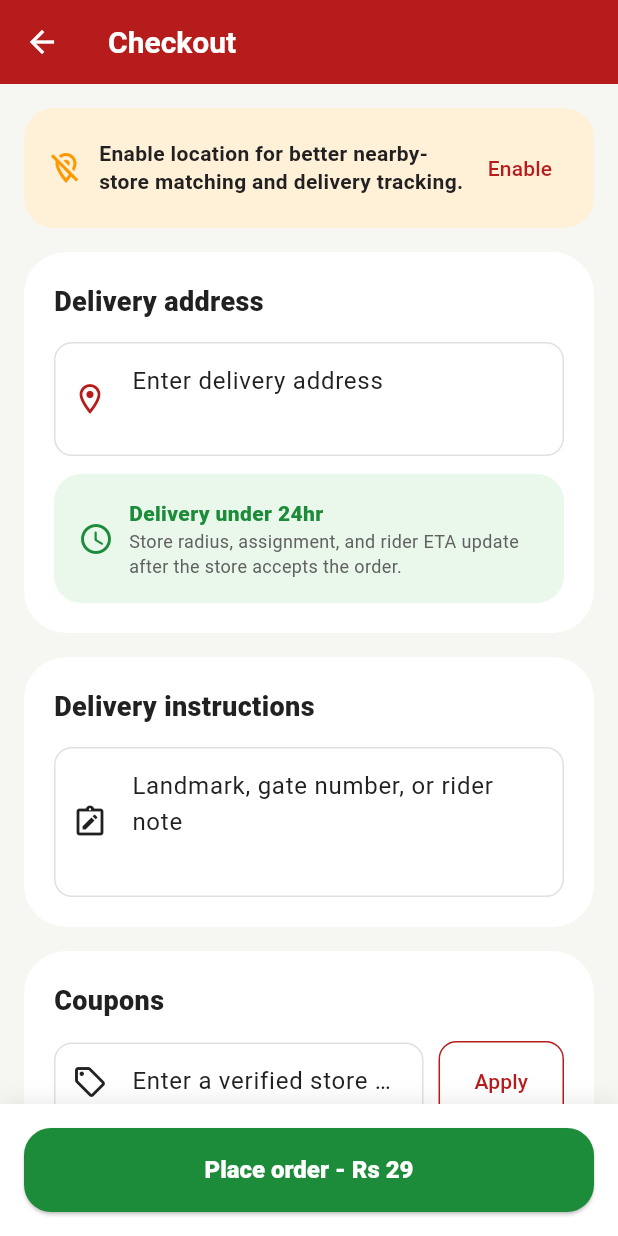
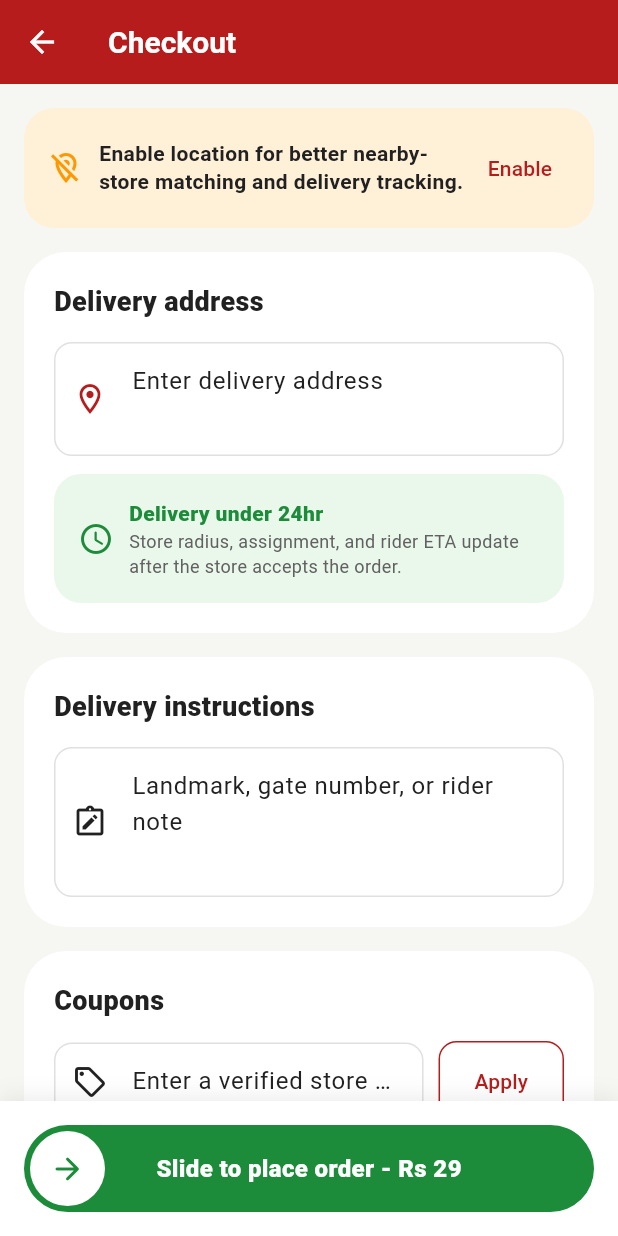
Before and after one commit to AustinKarasu/ZyroMart, a Flutter app: the CheckoutScreen screen opened directly, on a phone screen of 412 x 824 dp. Run offline on Flutter 3.47's test engine with Material 3 defaults, Android fonts, the phone set to English and light mode, and no system bars; our stand-ins replace cached_network_image, flutter_map, geolocator, latlong2, local_auth, shared_preferences and 1 more; accounts and stored records are empty; network calls fail; statements that could not run were skipped.

Commit message:
fix: ship production ux and error hardening for v1.4.17

```diff
--- a/lib/screens/admin/admin_preferences_screen.dart
+++ b/lib/screens/admin/admin_preferences_screen.dart
@@ -2,6 +2,7 @@ import 'package:flutter/material.dart';
 import 'package:provider/provider.dart';
 
 import '../../services/admin_auth_service.dart';
+import '../../services/error_message_service.dart';
 import '../../services/operator_preferences_service.dart';
 import '../../theme/app_theme.dart';
 
@@ -182,7 +183,7 @@ class _AdminPreferencesScreenState extends State<AdminPreferencesScreen> {
                       ScaffoldMessenger.of(context).showSnackBar(
                         SnackBar(
                           content: Text(
-                            error.toString().replaceFirst('Bad state: ', ''),
+                            ErrorMessageService.from(error, fallback: 'Could not save admin preferences right now.'),
                           ),
                           backgroundColor: AppTheme.primaryRed,
                         ),
--- a/lib/screens/customer/checkout_screen.dart
+++ b/lib/screens/customer/checkout_screen.dart
@@ -5,10 +5,12 @@ import 'package:provider/provider.dart';
 import '../../models/order.dart';
 import '../../services/auth_service.dart';
 import '../../services/cart_service.dart';
+import '../../services/error_message_service.dart';
 import '../../services/location_service.dart';
 import '../../services/order_service.dart';
 import '../../services/payment_gateway_service.dart';
 import '../../theme/app_theme.dart';
+import '../../widgets/slide_to_confirm_button.dart';
 import 'order_tracking_screen.dart';
 
 class CheckoutScreen extends StatefulWidget {
@@ -295,33 +297,12 @@ class _CheckoutScreenState extends State<CheckoutScreen> {
             ),
           ],
         ),
-        child: SizedBox(
-          height: 56,
-          child: ElevatedButton(
-            onPressed: _isPlacing ? null : () => _placeOrder(context),
-            style: ElevatedButton.styleFrom(
-              backgroundColor: const Color(0xFF1D8C3A),
-              shape: RoundedRectangleBorder(
-                borderRadius: BorderRadius.circular(18),
-              ),
-            ),
-            child: _isPlacing
-                ? const SizedBox(
-                    width: 24,
-                    height: 24,
-                    child: CircularProgressIndicator(
-                      color: Colors.white,
-                      strokeWidth: 2,
-                    ),
-                  )
-                : Text(
-                    'Place order - Rs ${cart.grandTotal.toInt()}',
-                    style: const TextStyle(
-                      fontSize: 16,
-                      fontWeight: FontWeight.w800,
-                    ),
-                  ),
-          ),
+        child: SlideToConfirmButton(
+          label: _isPlacing
+              ? 'Processing order...'
+              : 'Slide to place order - Rs ${cart.grandTotal.toInt()}',
+          onConfirmed: () => _isPlacing ? Future.value() : _placeOrder(context),
+          backgroundColor: const Color(0xFF1D8C3A),
         ),
       ),
     );
@@ -577,7 +558,7 @@ class _CheckoutScreenState extends State<CheckoutScreen> {
       if (mounted) {
         messenger.showSnackBar(
           SnackBar(
-            content: Text(error.toString().replaceFirst('Bad state: ', '')),
+            content: Text(ErrorMessageService.from(error, fallback: 'Could not place the order right now. Please try again.')),
           ),
         );
       }
--- a/lib/screens/customer/customer_account_tools_screen.dart
+++ b/lib/screens/customer/customer_account_tools_screen.dart
@@ -12,6 +12,7 @@ import '../../services/app_preferences_service.dart';
 import '../../services/app_telemetry_service.dart';
 import '../../services/auth_service.dart';
 import '../../services/catalog_service.dart';
+import '../../services/error_message_service.dart';
 import '../../services/order_service.dart';
 import '../../services/payment_gateway_service.dart';
 import '../../services/supabase_service.dart';
@@ -312,7 +313,7 @@ class _WishlistScreenState extends State<WishlistScreen> {
       if (!mounted) return;
       ScaffoldMessenger.of(context).showSnackBar(
         SnackBar(
-          content: Text(error.toString().replaceFirst('Bad state: ', '')),
+          content: Text(ErrorMessageService.from(error, fallback: 'Could not save these settings right now.')),
           backgroundColor: AppTheme.primaryRed,
         ),
       );
@@ -482,7 +483,7 @@ class _PaymentMethodsScreenState extends State<PaymentMethodsScreen> {
       if (!mounted) return;
       ScaffoldMessenger.of(context).showSnackBar(
         SnackBar(
-          content: Text(error.toString().replaceFirst('Bad state: ', '')),
+          content: Text(ErrorMessageService.from(error, fallback: 'Could not save these settings right now.')),
           backgroundColor: AppTheme.primaryRed,
         ),
       );
--- a/lib/screens/customer/restock_subscriptions_screen.dart
+++ b/lib/screens/customer/restock_subscriptions_screen.dart
@@ -3,6 +3,7 @@ import 'package:provider/provider.dart';
 
 import '../../models/product.dart';
 import '../../services/catalog_service.dart';
+import '../../services/error_message_service.dart';
 import '../../services/supabase_service.dart';
 import '../../theme/app_theme.dart';
 
@@ -76,8 +77,7 @@ class _RestockSubscriptionsScreenState
         }
         _usingAccountStateFallback = true;
       } else {
-        _errorMessage =
-            'Could not load live restock subscriptions. ${error.toString()}';
+        _errorMessage = ErrorMessageService.from(error, fallback: 'Could not load live restock subscriptions right now. Please try again.');
       }
     }
 
--- a/lib/screens/delivery/delivery_settings_tools_screen.dart
+++ b/lib/screens/delivery/delivery_settings_tools_screen.dart
@@ -1,6 +1,7 @@
 import 'package:flutter/material.dart';
 
 import '../../services/operator_preferences_service.dart';
+import '../../services/error_message_service.dart';
 import '../../theme/app_theme.dart';
 
 class DeliveryOperationsPreferencesScreen extends StatefulWidget {
@@ -167,7 +168,7 @@ class _DeliveryOperationsPreferencesScreenState
                       ScaffoldMessenger.of(context).showSnackBar(
                         SnackBar(
                           content: Text(
-                            error.toString().replaceFirst('Bad state: ', ''),
+                            ErrorMessageService.from(error, fallback: 'Could not save delivery preferences right now.'),
                           ),
                           backgroundColor: AppTheme.primaryRed,
                         ),
--- a/lib/screens/store_owner/store_settings_tools_screen.dart
+++ b/lib/screens/store_owner/store_settings_tools_screen.dart
@@ -1,6 +1,7 @@
 import 'package:flutter/material.dart';
 
 import '../../services/operator_preferences_service.dart';
+import '../../services/error_message_service.dart';
 import '../../theme/app_theme.dart';
 
 class StoreOperationsPreferencesScreen extends StatefulWidget {
@@ -148,7 +149,7 @@ class _StoreOperationsPreferencesScreenState
                       ScaffoldMessenger.of(context).showSnackBar(
                         SnackBar(
                           content: Text(
-                            error.toString().replaceFirst('Bad state: ', ''),
+                            ErrorMessageService.from(error, fallback: 'Could not save store preferences right now.'),
                           ),
                           backgroundColor: AppTheme.primaryRed,
                         ),
--- a/lib/services/admin_service.dart
+++ b/lib/services/admin_service.dart
@@ -1,5 +1,6 @@
 import 'package:flutter/material.dart';
 
+import 'error_message_service.dart';
 import 'supabase_service.dart';
 
 class AdminDashboardSnapshot {
@@ -134,7 +135,7 @@ class AdminService extends ChangeNotifier {
         orderStatusCounts: _buildStatusCounts(orders),
       );
     } catch (error) {
-      _errorMessage = 'Could not load admin dashboard. ${error.toString()}';
+      _errorMessage = ErrorMessageService.from(error, fallback: 'Could not load the admin dashboard right now. Please try again.');
     } finally {
       _isLoading = false;
       notifyListeners();
--- /dev/null
+++ b/lib/widgets/slide_to_confirm_button.dart
@@ -0,0 +1,127 @@
+import 'dart:async';
+
+import 'package:flutter/material.dart';
+
+class SlideToConfirmButton extends StatefulWidget {
+  const SlideToConfirmButton({
+    super.key,
+    required this.label,
+    required this.onConfirmed,
+    this.backgroundColor = const Color(0xFF1D8C3A),
+    this.thumbColor = Colors.white,
+    this.icon = Icons.arrow_forward_rounded,
+    this.height = 58,
+  });
+
+  final String label;
+  final FutureOr<void> Function() onConfirmed;
+  final Color backgroundColor;
+  final Color thumbColor;
+  final IconData icon;
+  final double height;
+
+  @override
+  State<SlideToConfirmButton> createState() => _SlideToConfirmButtonState();
+}
+
+class _SlideToConfirmButtonState extends State<SlideToConfirmButton> {
+  static const double _thumbSize = 50;
+  double _progress = 0;
+  bool _submitting = false;
+
+  @override
+  Widget build(BuildContext context) {
+    return LayoutBuilder(
+      builder: (context, constraints) {
+        final maxOffset = (constraints.maxWidth - _thumbSize - 8).clamp(
+          0.0,
+          double.infinity,
+        );
+        final left = 4 + (maxOffset * _progress);
+        return Container(
+          height: widget.height,
+          decoration: BoxDecoration(
+            color: widget.backgroundColor,
+            borderRadius: BorderRadius.circular(widget.height / 2),
+          ),
+          child: Stack(
+            alignment: Alignment.centerLeft,
+            children: [
+              Positioned.fill(
+                child: Center(
+                  child: Text(
+                    _submitting ? 'Processing...' : widget.label,
+                    style: const TextStyle(
+                      color: Colors.white,
+                      fontWeight: FontWeight.w800,
+                      fontSize: 16,
+                    ),
+                  ),
+                ),
+              ),
+              Positioned(
+                left: left,
+                child: GestureDetector(
+                  onHorizontalDragUpdate: _submitting
+                      ? null
+                      : (details) {
+                          if (maxOffset <= 0) return;
+                          setState(() {
+                            _progress = (_progress +
+                                    (details.delta.dx / maxOffset))
+                                .clamp(0.0, 1.0);
+                          });
+                        },
+                  onHorizontalDragEnd: _submitting
+                      ? null
+                      : (_) => _handleDragEnd(),
+                  child: AnimatedContainer(
+                    duration: const Duration(milliseconds: 120),
+                    width: _thumbSize,
+                    height: _thumbSize,
+                    decoration: BoxDecoration(
+                      color: widget.thumbColor,
+                      shape: BoxShape.circle,
+                    ),
+                    child: _submitting
+                        ? Padding(
+                            padding: const EdgeInsets.all(13),
+                            child: CircularProgressIndicator(
+                              strokeWidth: 2.2,
+                              valueColor: AlwaysStoppedAnimation<Color>(
+                                widget.backgroundColor,
+                              ),
+                            ),
+                          )
+                        : Icon(widget.icon, color: widget.backgroundColor),
+                  ),
+                ),
+              ),
+            ],
+          ),
+        );
+      },
+    );
+  }
+
+  Future<void> _handleDragEnd() async {
+    if (_progress < 0.82) {
+      setState(() => _progress = 0);
+      return;
+    }
+    setState(() {
+      _progress = 1;
+      _submitting = true;
+    });
+    try {
+      await widget.onConfirmed();
+    } finally {
+      if (mounted) {
+        setState(() {
+          _progress = 0;
+          _submitting = false;
+        });
+      }
+    }
+  }
+}
--- a/pubspec.yaml
+++ b/pubspec.yaml
@@ -16,7 +16,7 @@ publish_to: 'none' # Remove this line if you wish to publish to pub.dev
 # https://developer.apple.com/library/archive/documentation/General/Reference/InfoPlistKeyReference/Articles/CoreFoundationKeys.html
 # In Windows, build-name is used as the major, minor, and patch parts
 # of the product and file versions while build-number is used as the build suffix.
-version: 1.4.16+17
+version: 1.4.17+18
 
 environment:
   sdk: ^3.11.4
```
Also changed, not shown: lib/screens/delivery/delivery_detail_screen.dart (+7 -8 lines), lib/screens/store_owner/store_order_detail_screen.dart (+10 -3 lines), lib/services/error_message_service.dart (added, +43 -0 lines), lib/services/order_service.dart (+40 -2 lines), release_notes_v1.4.17.txt (added, +20 -0 lines).
